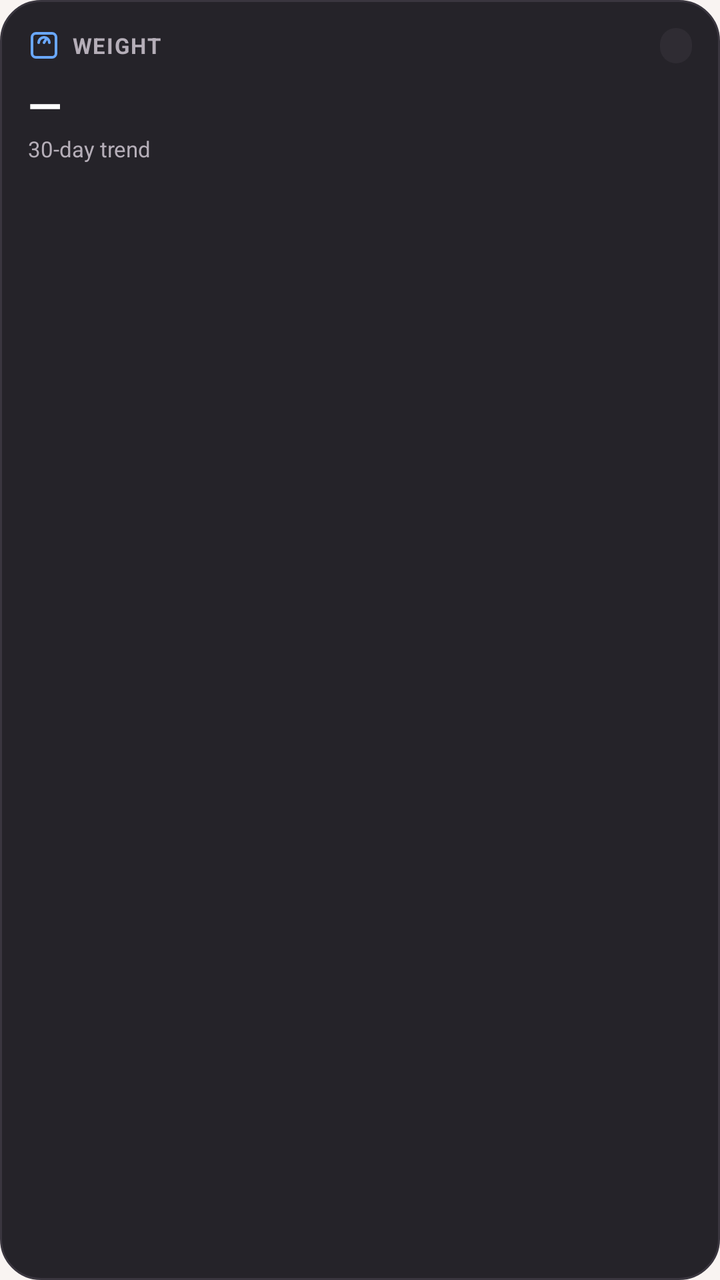
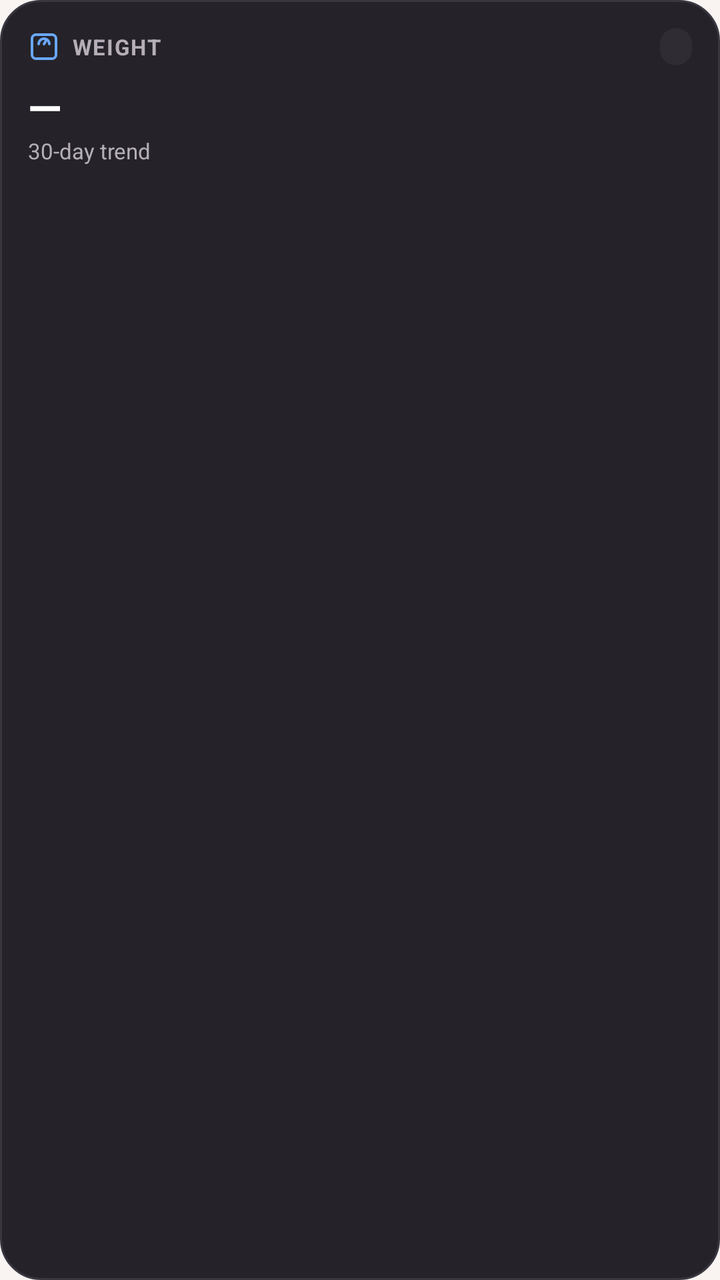

Compare the two renders of this Android layout. The source of the first and the diff that turns it into the second are given below.
<!-- AndroidManifest.xml: application theme Theme.Hangry -->
<!-- res/layout/widget_weight.xml -->
<?xml version="1.0" encoding="utf-8"?>
<LinearLayout xmlns:android="http://schemas.android.com/apk/res/android"
    android:id="@+id/widget_weight_root"
    android:layout_width="match_parent"
    android:layout_height="match_parent"
    android:background="@drawable/bg_widget_surface"
    android:orientation="vertical"
    android:padding="14dp">

    <LinearLayout
        android:layout_width="match_parent"
        android:layout_height="wrap_content"
        android:gravity="center_vertical"
        android:orientation="horizontal">

        <ImageView
            android:layout_width="16dp"
            android:layout_height="16dp"
            android:src="@drawable/ic_widget_scale"
            android:contentDescription="@null" />

        <TextView
            android:layout_width="0dp"
            android:layout_height="wrap_content"
            android:layout_marginStart="6dp"
            android:layout_weight="1"
            android:text="WEIGHT"
            android:textColor="#B5AEB8"
            android:textSize="11sp"
            android:textStyle="bold"
            android:letterSpacing="0.05" />

        <TextView
            android:id="@+id/tv_weight_change"
            android:layout_width="wrap_content"
            android:layout_height="wrap_content"
            android:background="@drawable/bg_widget_chip"
            android:paddingHorizontal="8dp"
            android:paddingVertical="2dp"
            android:text=""
            android:textColor="#6AA8FF"
            android:textSize="10sp"
            android:textStyle="bold" />
    </LinearLayout>

    <TextView
        android:id="@+id/tv_weight_value"
        android:layout_width="wrap_content"
        android:layout_height="wrap_content"
        android:layout_marginTop="6dp"
        android:ellipsize="end"
        android:maxLines="1"
        android:text="—"
        android:textColor="#FFFFFF"
        android:textSize="22sp"
        android:textStyle="bold" />

    <TextView
        android:id="@+id/tv_weight_subtitle"
        android:layout_width="wrap_content"
        android:layout_height="wrap_content"
        android:layout_marginTop="0dp"
        android:ellipsize="end"
        android:maxLines="1"
        android:text="30-day trend"
        android:textColor="#B5AEB8"
        android:textSize="11sp" />

    <ImageView
        android:id="@+id/iv_weight_chart"
        android:layout_width="match_parent"
        android:layout_height="0dp"
        android:layout_marginTop="6dp"
        android:layout_weight="1"
        android:scaleType="fitXY"
        android:contentDescription="Weight over the last 30 days" />
</LinearLayout>
<!-- resources referenced by this layout -->
<resources>
  <!-- drawable bg_widget_chip (drawable) -->
  <?xml version="1.0" encoding="utf-8"?>
  <shape xmlns:android="http://schemas.android.com/apk/res/android"
      android:shape="rectangle">
      <solid android:color="#2F2C33" />
      <corners android:radius="12dp" />
  </shape>
  <!-- drawable bg_widget_surface (drawable) -->
  <?xml version="1.0" encoding="utf-8"?>
  <shape xmlns:android="http://schemas.android.com/apk/res/android"
      android:shape="rectangle">
      <solid android:color="#252329" />
      <corners android:radius="20dp" />
      <stroke
          android:width="1dp"
          android:color="#3A363F" />
  </shape>
  <!-- drawable ic_widget_scale (drawable) -->
  <vector xmlns:android="http://schemas.android.com/apk/res/android"
      android:width="24dp"
      android:height="24dp"
      android:viewportWidth="24"
      android:viewportHeight="24">
      <path
          android:fillColor="#00000000"
          android:strokeColor="#6AA8FF"
          android:strokeWidth="2"
          android:pathData="M6,3h12a3,3 0 0,1 3,3v12a3,3 0 0,1 -3,3H6a3,3 0 0,1 -3,-3V6a3,3 0 0,1 3,-3z" />
      <path
          android:fillColor="#00000000"
          android:strokeColor="#6AA8FF"
          android:strokeWidth="2"
          android:strokeLineCap="round"
          android:pathData="M8,10a4,4 0 0,1 8,0M12,10l1.5,-2.5" />
  </vector>
  <style name="Theme.Hangry" parent="android:Theme.Material.NoActionBar">
          <item name="android:windowBackground">@color/brand_cream</item>
          <item name="android:statusBarColor">@android:color/transparent</item>
          <item name="android:navigationBarColor">@android:color/transparent</item>
          <item name="android:windowLightStatusBar">true</item>
          <item name="android:windowLightNavigationBar">true</item>
      </style>
  <color name="brand_cream">#FFF9F4F2</color>
</resources>

<!-- the commit's change to res/layout/widget_weight.xml (unified diff, before → after) -->
@@ -39,7 +39,7 @@
             android:paddingVertical="2dp"
             android:text=""
             android:textColor="#6AA8FF"
-            android:textSize="10sp"
+            android:textSize="11sp"
             android:textStyle="bold" />
     </LinearLayout>
 
